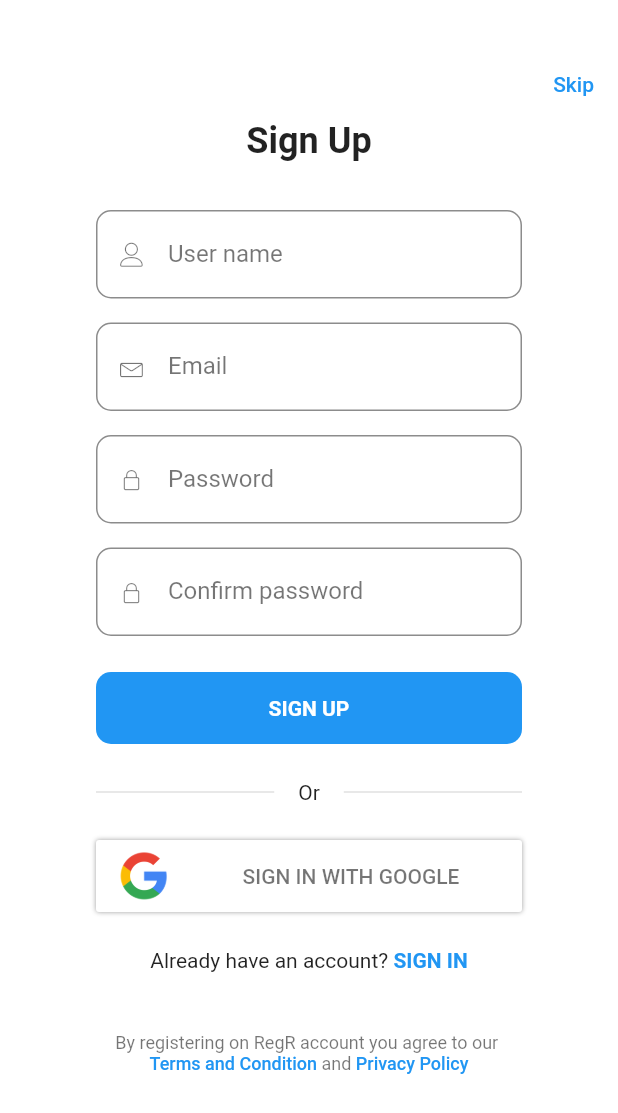
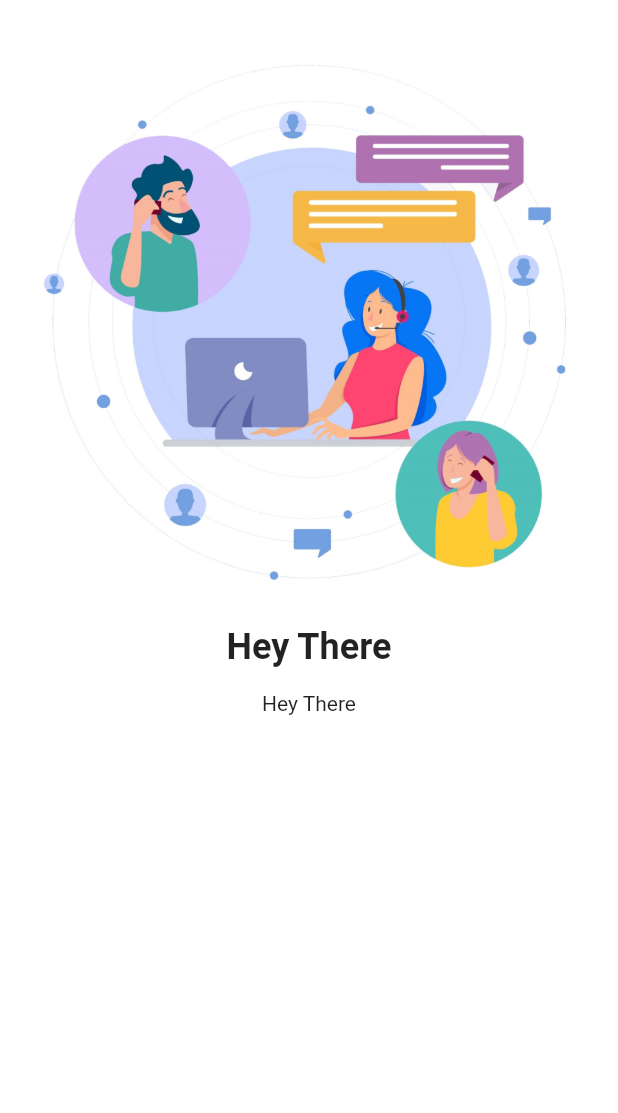
Before and after one commit to ambreshgupta12/record_register, a Flutter app: the screen it shows after launch, on a phone screen of 412 x 824 dp. Shown: the top 1113 px of the screen. Run offline on Flutter 3.47's test engine with Material 2 defaults, Android fonts, the light colour scheme and no system bars.

Commit message:
selectST init

```diff
--- a/lib/initial_sceens/select_stu_teach.dart
+++ b/lib/initial_sceens/select_stu_teach.dart
@@ -0,0 +1,50 @@
+import 'package:flutter/material.dart';
+
+class SelectST extends StatelessWidget {
+  @override
+  Widget build(BuildContext context) {
+    return Scaffold(
+      backgroundColor: Colors.white,
+      body: SingleChildScrollView(
+        child: Column(
+          children: <Widget>[
+            SizedBox(
+              height: 16,
+            ),
+            Padding(
+                padding: EdgeInsets.all(16),
+                child: Image.asset("images/assist.jpg")
+            ),
+            Row(
+              mainAxisAlignment: MainAxisAlignment.center,
+              children: <Widget>[
+              Padding(
+                padding: EdgeInsets.all(8),
+                child: Text(
+                  "Hey There",
+                  style: Theme.of(context)
+                      .textTheme
+                      .headline
+                      .copyWith(fontWeight: FontWeight.w600),
+                ),
+              ),
+            ]),
+            Row(
+              mainAxisAlignment: MainAxisAlignment.center,
+              children: <Widget>[
+              Padding(
+                padding: EdgeInsets.all(8),
+                child: Text(
+                  "Hey There",
+                  style: Theme.of(context)
+                      .textTheme
+                      .body1,
+                ),
+              ),
+            ])
+          ],
+        ),
+      ),
+    );
+  }
+}
--- a/lib/main.dart
+++ b/lib/main.dart
@@ -1,5 +1,6 @@
 import 'package:flutter/material.dart';
 import 'package:flutter/services.dart';
+import 'package:record_register/initial_sceens/select_stu_teach.dart';
 import 'package:record_register/initial_sceens/signin.dart';
 import 'package:record_register/initial_sceens/signup.dart';
 import 'package:record_register/values/theme_data.dart';
@@ -18,7 +19,7 @@ class MyApp extends StatelessWidget {
       //Dark theme data: ""values/theme_data""
       darkTheme: darkTheme(),
 
-      home: SignUp() // Change this value to test a layout..
+      home: SelectST() // Change this value to test a layout..
     );
   }
 }
--- a/pubspec.yaml
+++ b/pubspec.yaml
@@ -43,6 +43,7 @@ flutter:
   # To add assets to your application, add an assets section, like this:
   assets:
    - images/googleLogo.png
+   - images/assist.jpg
   #  - images/a_dot_ham.jpeg
 
   # An image asset can refer to one or more resolution-specific "variants", see
```
Also changed, not shown: images/assist.jpg (added).
